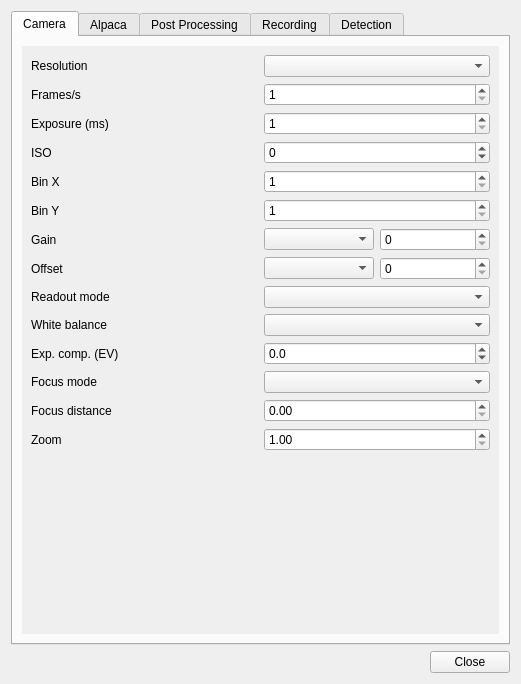
Before: the Qt Designer form plugins/feature/camera/camerasettingsdialog.ui in srcejon/sdrangel, drawn with Qt 5.
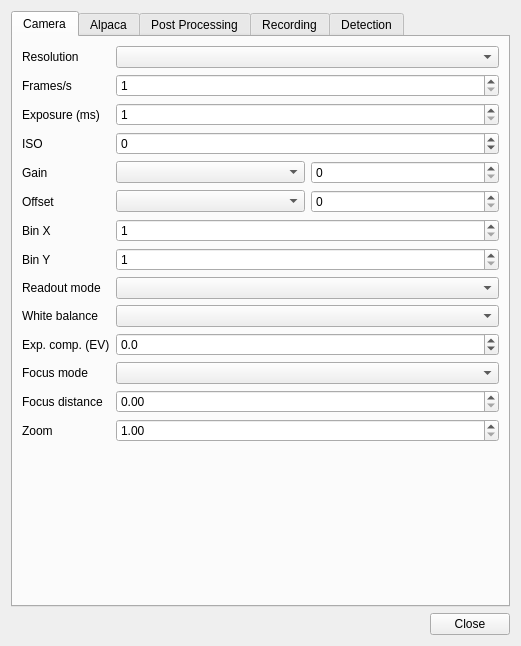
After: the same form once the commit is applied. The open tabs and pages were chosen to show the change. Icons and pictures are not drawn.

Commit message: Remove scoll area.

The edit to the form file:
```diff
--- a/plugins/feature/camera/camerasettingsdialog.ui
+++ b/plugins/feature/camera/camerasettingsdialog.ui
@@ -7,7 +7,7 @@
     <x>0</x>
     <y>0</y>
     <width>521</width>
-    <height>684</height>
+    <height>646</height>
    </rect>
   </property>
   <property name="windowTitle">
@@ -25,41 +25,65 @@
       </attribute>
       <layout class="QVBoxLayout" name="cameraTabLayout">
        <item>
-        <widget class="QScrollArea" name="cameraScrollArea">
-         <property name="frameShape">
-          <enum>QFrame::Shape::NoFrame</enum>
-         </property>
-         <property name="widgetResizable">
-          <bool>true</bool>
-         </property>
-         <widget class="QWidget" name="cameraScrollAreaWidgetContents">
-          <property name="geometry">
-           <rect>
-            <x>0</x>
-            <y>0</y>
-            <width>479</width>
-            <height>579</height>
-           </rect>
-          </property>
-          <layout class="QGridLayout" name="cameraGridLayout" columnstretch="0,0">
-           <item row="11" column="1">
-            <widget class="QComboBox" name="focusModeCombo">
+        <layout class="QFormLayout" name="formLayout_3">
+         <item row="0" column="0">
+          <widget class="QLabel" name="resolutionLabel">
+           <property name="text">
+            <string>Resolution</string>
+           </property>
+          </widget>
+         </item>
+         <item row="0" column="1">
+          <widget class="QComboBox" name="resolutionCombo">
+           <property name="toolTip">
+            <string>Camera resolution in pixels</string>
+           </property>
+          </widget>
+         </item>
+         <item row="1" column="0">
+          <widget class="QLabel" name="fpsLabel">
+           <property name="text">
+            <string>Frames/s</string>
+           </property>
+          </widget>
+         </item>
+         <item row="1" column="1">
+          <widget class="QSpinBox" name="fpsSpin">
              <property name="toolTip">
-              <string>Focus mode</string>
-             </property>
-            </widget>
-           </item>
-           <item row="7" column="0">
-            <widget class="QLabel" name="alpacaOffsetLabel">
+            <string>Camera frame rate in frames per second</string>
+           </property>
+           <property name="minimum">
+            <number>1</number>
+           </property>
+           <property name="maximum">
+            <number>240</number>
+           </property>
+          </widget>
+         </item>
+         <item row="2" column="0">
+          <widget class="QLabel" name="exposureLabel">
              <property name="text">
-              <string>Offset</string>
+            <string>Exposure (ms)</string>
              </property>
             </widget>
            </item>
-           <item row="13" column="0">
-            <widget class="QLabel" name="zoomLabel">
+         <item row="2" column="1">
+          <widget class="QSpinBox" name="exposureSpin">
+           <property name="toolTip">
+            <string>Exposure time in milliseconds</string>
+           </property>
+           <property name="minimum">
+            <number>1</number>
+           </property>
+           <property name="maximum">
+            <number>60000</number>
+           </property>
+          </widget>
+         </item>
+         <item row="3" column="0">
+          <widget class="QLabel" name="isoLabel">
              <property name="text">
-              <string>Zoom</string>
+            <string>ISO</string>
              </property>
             </widget>
            </item>
@@ -76,8 +100,15 @@
              </property>
             </widget>
            </item>
-           <item row="2" column="1">
-            <widget class="QSpinBox" name="exposureSpin">
+         <item row="6" column="0">
+          <widget class="QLabel" name="alpacaBinXLabel">
+           <property name="text">
+            <string>Bin X</string>
+           </property>
+          </widget>
+         </item>
+         <item row="6" column="1">
+          <widget class="QSpinBox" name="alpacaBinXSpin">
              <property name="toolTip">
               <string>Exposure time in milliseconds</string>
              </property>
@@ -85,7 +116,96 @@
               <number>1</number>
              </property>
              <property name="maximum">
-              <number>60000</number>
+            <number>16</number>
+           </property>
+          </widget>
+         </item>
+         <item row="7" column="0">
+          <widget class="QLabel" name="alpacaBinYLabel">
+           <property name="text">
+            <string>Bin Y</string>
+           </property>
+          </widget>
+         </item>
+         <item row="7" column="1">
+          <widget class="QSpinBox" name="alpacaBinYSpin">
+           <property name="toolTip">
+            <string>Camera sensor binning in Y direction</string>
+           </property>
+           <property name="minimum">
+            <number>1</number>
+           </property>
+           <property name="maximum">
+            <number>16</number>
+           </property>
+          </widget>
+         </item>
+         <item row="4" column="0">
+          <widget class="QLabel" name="alpacaGainLabel">
+           <property name="text">
+            <string>Gain</string>
+           </property>
+          </widget>
+         </item>
+         <item row="4" column="1">
+          <layout class="QHBoxLayout" name="gainLayout">
+           <item>
+            <widget class="QComboBox" name="alpacaGainCombo">
+             <property name="toolTip">
+              <string>Camera gain</string>
+             </property>
+            </widget>
+           </item>
+           <item>
+            <widget class="QSpinBox" name="alpacaGainSpin">
+             <property name="toolTip">
+              <string>Camera gain</string>
+             </property>
+             <property name="minimum">
+              <number>0</number>
+             </property>
+             <property name="maximum">
+              <number>10000</number>
+             </property>
+            </widget>
+           </item>
+          </layout>
+         </item>
+         <item row="5" column="0">
+          <widget class="QLabel" name="alpacaOffsetLabel">
+           <property name="text">
+            <string>Offset</string>
+           </property>
+          </widget>
+         </item>
+         <item row="5" column="1">
+          <layout class="QHBoxLayout" name="offsetLayout">
+           <item>
+            <widget class="QComboBox" name="alpacaOffsetCombo">
+             <property name="toolTip">
+              <string>Camera offset</string>
+             </property>
+            </widget>
+           </item>
+           <item>
+            <widget class="QSpinBox" name="alpacaOffsetSpin">
+             <property name="toolTip">
+              <string>Camera offset</string>
+             </property>
+             <property name="minimum">
+              <number>0</number>
+             </property>
+             <property name="maximum">
+              <number>10000</number>
+             </property>
+            </widget>
+           </item>
+          </layout>
+         </item>
+         <item row="8" column="0">
+          <widget class="QLabel" name="alpacaReadoutModeLabel">
+           <property name="text">
+            <string>Readout mode</string>
              </property>
             </widget>
            </item>
@@ -96,29 +216,24 @@
              </property>
             </widget>
            </item>
-           <item row="12" column="1">
-            <widget class="QDoubleSpinBox" name="focusDistSpin">
+         <item row="9" column="0">
+          <widget class="QLabel" name="whiteBalanceLabel">
+           <property name="text">
+            <string>White balance</string>
+           </property>
+          </widget>
+         </item>
+         <item row="9" column="1">
+          <widget class="QComboBox" name="whiteBalanceCombo">
              <property name="toolTip">
-              <string>Normalised focus distance: 0.0 = near, 1.0 = far/infinity (Qt 6 manual focus only)</string>
-             </property>
-             <property name="decimals">
-              <number>2</number>
-             </property>
-             <property name="minimum">
-              <double>0.000000000000000</double>
-             </property>
-             <property name="maximum">
-              <double>1.000000000000000</double>
-             </property>
-             <property name="singleStep">
-              <double>0.010000000000000</double>
+            <string>White balance mode (Qt cameras only)</string>
              </property>
             </widget>
            </item>
-           <item row="5" column="0">
-            <widget class="QLabel" name="alpacaBinYLabel">
+         <item row="10" column="0">
+          <widget class="QLabel" name="exposureCompLabel">
              <property name="text">
-              <string>Bin Y</string>
+            <string>Exp. comp. (EV)</string>
              </property>
             </widget>
            </item>
@@ -148,6 +263,46 @@
              </property>
             </widget>
            </item>
+         <item row="11" column="1">
+          <widget class="QComboBox" name="focusModeCombo">
+           <property name="toolTip">
+            <string>Focus mode</string>
+           </property>
+          </widget>
+         </item>
+         <item row="12" column="0">
+          <widget class="QLabel" name="focusDistLabel">
+           <property name="text">
+            <string>Focus distance</string>
+           </property>
+          </widget>
+         </item>
+         <item row="12" column="1">
+          <widget class="QDoubleSpinBox" name="focusDistSpin">
+           <property name="toolTip">
+            <string>Normalised focus distance: 0.0 = near, 1.0 = far/infinity (Qt 6 manual focus only)</string>
+           </property>
+           <property name="decimals">
+            <number>2</number>
+           </property>
+           <property name="minimum">
+            <double>0.000000000000000</double>
+           </property>
+           <property name="maximum">
+            <double>1.000000000000000</double>
+           </property>
+           <property name="singleStep">
+            <double>0.010000000000000</double>
+           </property>
+          </widget>
+         </item>
+         <item row="13" column="0">
+          <widget class="QLabel" name="zoomLabel">
+           <property name="text">
+            <string>Zoom</string>
+           </property>
+          </widget>
+         </item>
            <item row="13" column="1">
             <widget class="QDoubleSpinBox" name="zoomSpin">
              <property name="toolTip">
@@ -167,22 +322,10 @@
              </property>
             </widget>
            </item>
-           <item row="2" column="0">
-            <widget class="QLabel" name="exposureLabel">
-             <property name="text">
-              <string>Exposure (ms)</string>
-             </property>
-            </widget>
-           </item>
-           <item row="6" column="0">
-            <widget class="QLabel" name="alpacaGainLabel">
-             <property name="text">
-              <string>Gain</string>
-             </property>
-            </widget>
-           </item>
-           <item row="14" column="0">
-            <spacer name="cameraVerticalSpacer">
+        </layout>
+       </item>
+       <item>
+        <spacer name="verticalSpacer_5">
              <property name="orientation">
               <enum>Qt::Orientation::Vertical</enum>
              </property>
@@ -193,167 +336,6 @@
               </size>
              </property>
             </spacer>
-           </item>
-           <item row="8" column="0">
-            <widget class="QLabel" name="alpacaReadoutModeLabel">
-             <property name="text">
-              <string>Readout mode</string>
-             </property>
-            </widget>
-           </item>
-           <item row="4" column="0">
-            <widget class="QLabel" name="alpacaBinXLabel">
-             <property name="text">
-              <string>Bin X</string>
-             </property>
-            </widget>
-           </item>
-           <item row="6" column="1">
-            <layout class="QHBoxLayout" name="gainLayout">
-             <item>
-              <widget class="QComboBox" name="alpacaGainCombo">
-               <property name="toolTip">
-                <string>Camera gain</string>
-               </property>
-              </widget>
-             </item>
-             <item>
-              <widget class="QSpinBox" name="alpacaGainSpin">
-               <property name="toolTip">
-                <string>Camera gain</string>
-               </property>
-               <property name="minimum">
-                <number>0</number>
-               </property>
-               <property name="maximum">
-                <number>10000</number>
-               </property>
-              </widget>
-             </item>
-            </layout>
-           </item>
-           <item row="9" column="1">
-            <widget class="QComboBox" name="whiteBalanceCombo">
-             <property name="toolTip">
-              <string>White balance mode (Qt cameras only)</string>
-             </property>
-            </widget>
-           </item>
-           <item row="10" column="0">
-            <widget class="QLabel" name="exposureCompLabel">
-             <property name="text">
-              <string>Exp. comp. (EV)</string>
-             </property>
-            </widget>
-           </item>
-           <item row="1" column="1">
-            <widget class="QSpinBox" name="fpsSpin">
-             <property name="toolTip">
-              <string>Camera frame rate in frames per second</string>
-             </property>
-             <property name="minimum">
-              <number>1</number>
-             </property>
-             <property name="maximum">
-              <number>240</number>
-             </property>
-            </widget>
-           </item>
-           <item row="0" column="1">
-            <widget class="QComboBox" name="resolutionCombo">
-             <property name="toolTip">
-              <string>Camera resolution in pixels</string>
-             </property>
-            </widget>
-           </item>
-           <item row="12" column="0">
-            <widget class="QLabel" name="focusDistLabel">
-             <property name="text">
-              <string>Focus distance</string>
-             </property>
-            </widget>
-           </item>
-           <item row="4" column="1">
-            <widget class="QSpinBox" name="alpacaBinXSpin">
-             <property name="toolTip">
-              <string>Camera sensor binning in X direction</string>
-             </property>
-             <property name="minimum">
-              <number>1</number>
-             </property>
-             <property name="maximum">
-              <number>16</number>
-             </property>
-            </widget>
-           </item>
-           <item row="0" column="0">
-            <widget class="QLabel" name="resolutionLabel">
-             <property name="text">
-              <string>Resolution</string>
-             </property>
-            </widget>
-           </item>
-           <item row="1" column="0">
-            <widget class="QLabel" name="fpsLabel">
-             <property name="text">
-              <string>Frames/s</string>
-             </property>
-            </widget>
-           </item>
-           <item row="5" column="1">
-            <widget class="QSpinBox" name="alpacaBinYSpin">
-             <property name="toolTip">
-              <string>Camera sensor binning in Y direction</string>
-             </property>
-             <property name="minimum">
-              <number>1</number>
-             </property>
-             <property name="maximum">
-              <number>16</number>
-             </property>
-            </widget>
-           </item>
-           <item row="7" column="1">
-            <layout class="QHBoxLayout" name="offsetLayout">
-             <item>
-              <widget class="QComboBox" name="alpacaOffsetCombo">
-               <property name="toolTip">
-                <string>Camera offset</string>
-               </property>
-              </widget>
-             </item>
-             <item>
-              <widget class="QSpinBox" name="alpacaOffsetSpin">
-               <property name="toolTip">
-                <string>Camera offset</string>
-               </property>
-               <property name="minimum">
-                <number>0</number>
-               </property>
-               <property name="maximum">
-                <number>10000</number>
-               </property>
-              </widget>
-             </item>
-            </layout>
-           </item>
-           <item row="9" column="0">
-            <widget class="QLabel" name="whiteBalanceLabel">
-             <property name="text">
-              <string>White balance</string>
-             </property>
-            </widget>
-           </item>
-           <item row="3" column="0">
-            <widget class="QLabel" name="isoLabel">
-             <property name="text">
-              <string>ISO</string>
-             </property>
-            </widget>
-           </item>
-          </layout>
-         </widget>
-        </widget>
        </item>
       </layout>
      </widget>
```
Left out of the diff: 4 changed lines with no effect on the pictures. Lines whose indentation alone changed are shown as unchanged.
